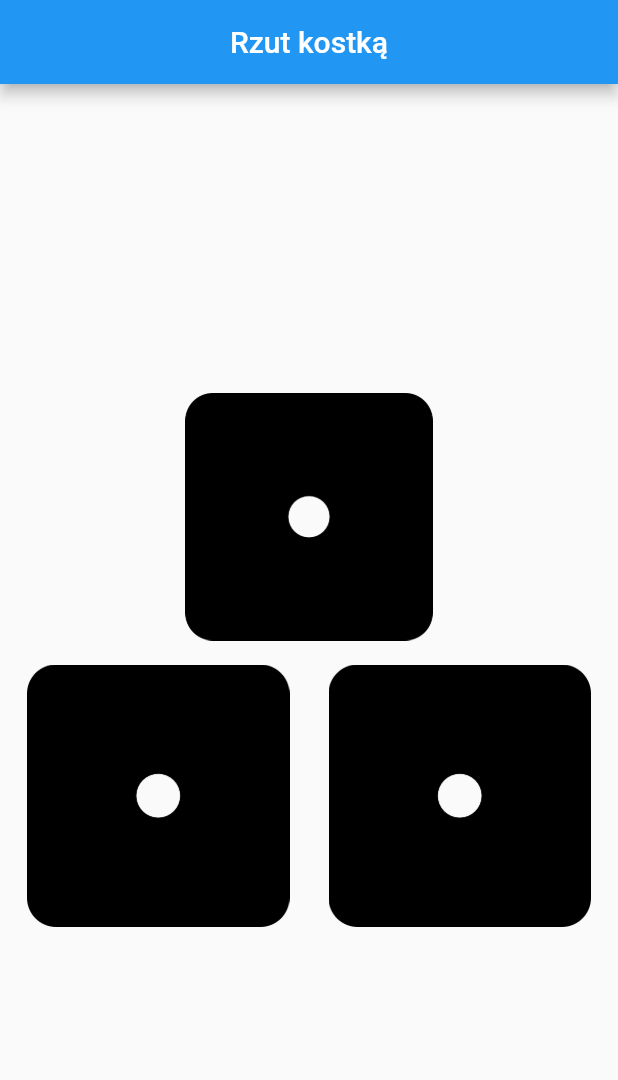
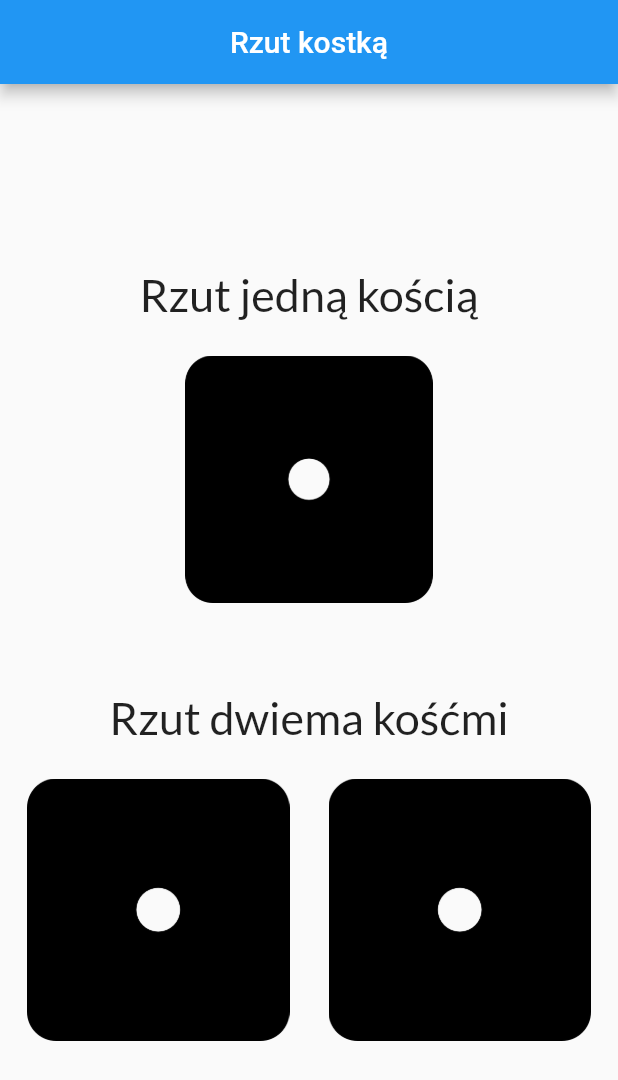
Before and after one commit to AdrianBugala/random_dice, a Flutter app: the screen it shows after launch, on a phone screen of 412 x 824 dp. Shown: the top 1080 px of the screen. Run offline on Flutter 3.47's test engine with Material 2 defaults, Android fonts, the light colour scheme and no system bars; our stand-ins replace google_fonts.

Commit message:
Add GoogleFonts and add headline

```diff
--- a/lib/main.dart
+++ b/lib/main.dart
@@ -1,5 +1,6 @@
 import 'package:flutter/material.dart';
 import 'dart:math';
+import 'package:google_fonts/google_fonts.dart';
 
 void main() => runApp(MaterialApp(
       home: Scaffold(
@@ -51,6 +52,13 @@ class _DicePageState extends State<DicePage> {
         child: Column(
           mainAxisAlignment: MainAxisAlignment.center,
           children: [
+            Text(
+              'Rzut jedną kością',
+              style: GoogleFonts.lato(fontSize: 30),
+            ),
+            const SizedBox(
+              height: 15,
+            ),
             SizedBox(
               height: 181,
               child: TextButton(
@@ -59,6 +67,16 @@ class _DicePageState extends State<DicePage> {
                 },
                 child: Image.asset('images/dice$centerDice.png'),
               ),
+            ),
+            const SizedBox(
+              height: 50,
+            ),
+            Text(
+              'Rzut dwiema kośćmi',
+              style: GoogleFonts.lato(fontSize: 30),
+            ),
+            const SizedBox(
+              height: 15,
             ),
             Row(
               children: [
--- a/pubspec.yaml
+++ b/pubspec.yaml
@@ -34,6 +34,7 @@ dependencies:
   # The following adds the Cupertino Icons font to your application.
   # Use with the CupertinoIcons class for iOS style icons.
   cupertino_icons: ^1.0.2
+  google_fonts: ^2.2.0
 
 dev_dependencies:
   flutter_test:
```
Also changed, not shown: pubspec.lock.
